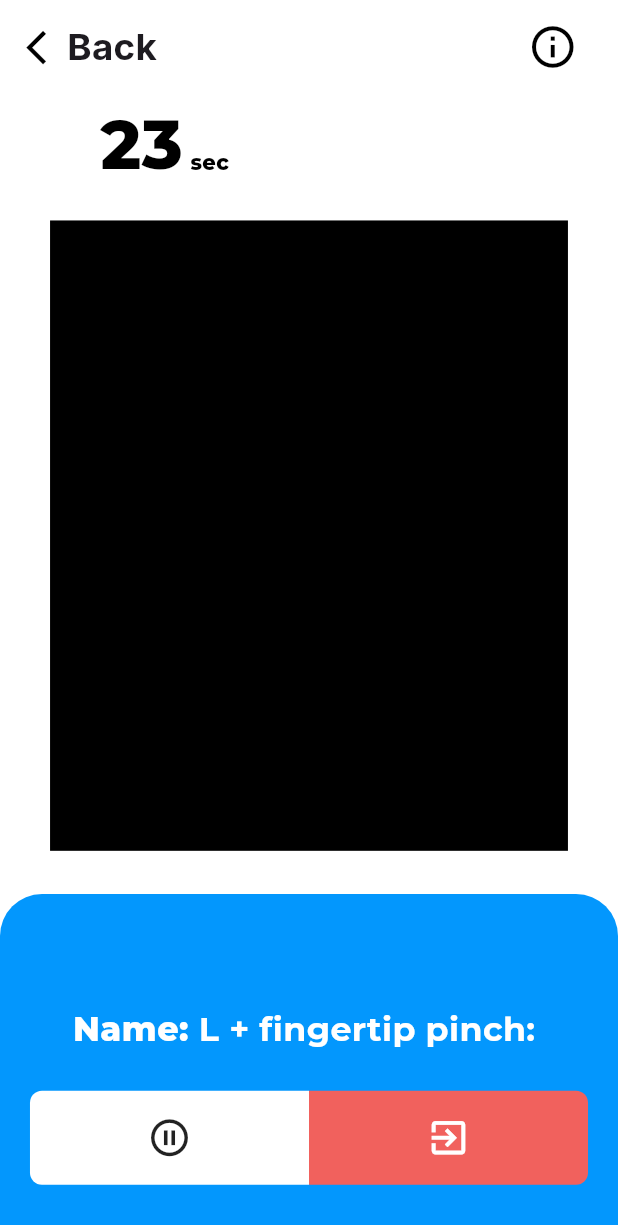
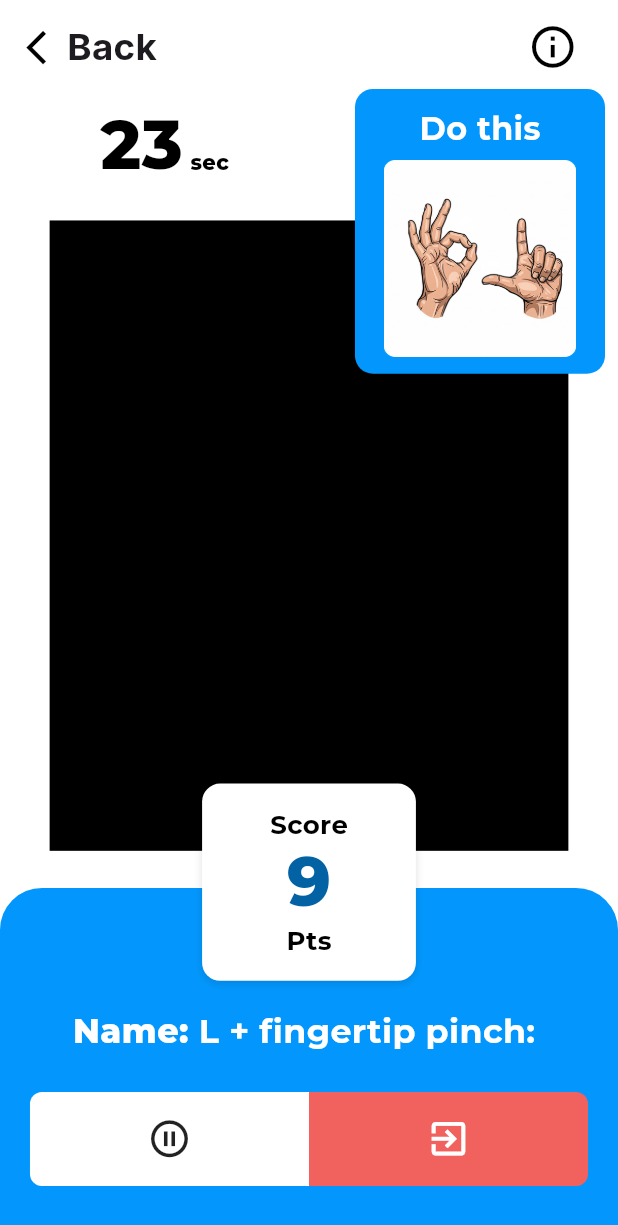
Before and after one commit to pokpong40622/FlexiFlow, a Flutter app: the screen it shows after launch, on a phone screen of 412 x 824 dp. Shown: the top 1225 px of the screen. Run offline on Flutter 3.47's test engine with Material 3 defaults, Android fonts, the phone set to English and light mode, and no system bars; our stand-ins replace carousel_slider, google_fonts.

Commit message:
PerfectMatchPlayingPageUIDone

```diff
--- a/lib/Games/PerfectMatchPlaying.dart
+++ b/lib/Games/PerfectMatchPlaying.dart
@@ -80,11 +80,11 @@ class _PerfectMatchPlayingState extends State<PerfectMatchPlaying> {
                     ),
                     SizedBox(height: screenHeight * 0.022),
                     Container(
-                      width: screenWidth * 0.838,
+                      width: screenWidth * 0.8394,
                       height: screenHeight * 0.51,
                       color: Colors.black,
                     ),
-                    SizedBox(height: screenHeight * 0.035),
+                    SizedBox(height: screenHeight * 0.03),
                   ],
                 ),
               ),
@@ -97,7 +97,7 @@ class _PerfectMatchPlayingState extends State<PerfectMatchPlaying> {
                     children: [
                       Padding(
                         padding: EdgeInsetsGeometry.only(
-                          top: screenHeight * 0.09,
+                          top: screenHeight * 0.096,
                           bottom: screenHeight * 0.0302,
                         ),
                         child: Row(
@@ -135,11 +135,18 @@ class _PerfectMatchPlayingState extends State<PerfectMatchPlaying> {
                               size: screenWidth * 0.072,
                             ),
                             decoration: BoxDecoration(
-                              borderRadius: BorderRadius.only( topLeft: Radius.circular(8), bottomLeft: Radius.circular(8)),
-                              color: Colors.white
+                              borderRadius: BorderRadius.only(
+                                topLeft: Radius.circular(8),
+                                bottomLeft: Radius.circular(8),
+                              ),
+                              color: Colors.white,
                             ),
                           ),
-                          Container(
+                          GestureDetector(
+                            onTap: () {
+                              Navigator.pop(context);
+                            },
+                            child: Container(
                               height: screenHeight * 0.07616,
                               width: screenWidth * 0.4515,
                               child: Icon(
@@ -148,12 +155,16 @@ class _PerfectMatchPlayingState extends State<PerfectMatchPlaying> {
                                 color: Colors.white,
                               ),
                               decoration: BoxDecoration(
-                              borderRadius: BorderRadius.only( topRight: Radius.circular(8), bottomRight: Radius.circular(8)),
-                              color: Color(0xFFF1615D)
+                                borderRadius: BorderRadius.only(
+                                  topRight: Radius.circular(8),
+                                  bottomRight: Radius.circular(8),
                                 ),
-                          )
+                                color: Color(0xFFF1615D),
+                              ),
+                            ),
+                          ),
                         ],
-                      )
+                      ),
                     ],
                   ),
                   decoration: BoxDecoration(
@@ -167,6 +178,99 @@ class _PerfectMatchPlayingState extends State<PerfectMatchPlaying> {
               ),
             ],
           ),
+
+          //Do this Box
+          Positioned(
+            top: screenHeight * 0.072,
+            right: screenWidth * 0.021,
+            child: Container(
+              width: screenWidth * 0.40462,
+              height: screenHeight * 0.23035,
+              padding: EdgeInsets.all(screenWidth * 0.0262),
+              decoration: BoxDecoration(
+                color: Color(0xFF0397FD),
+                borderRadius: BorderRadius.circular(12),
+              ),
+              child: Column(
+                children: [
+                  Text(
+                    'Do this',
+                    style: GoogleFonts.montserrat(
+                      fontWeight: FontWeight.w700,
+                      fontSize: screenWidth * 0.0516,
+                      color: Colors.white,
+                    ),
+                  ),
+                  SizedBox(height: screenHeight * 0.008),
+                  Container(
+                    height: screenHeight * 0.159166,
+                    width: screenWidth * 0.3462,
+                    child: Expanded(
+                      child: Image.asset(
+                        'assets/DoctorGraphicExample1.png'
+                      ),
+                    ),
+                    decoration: BoxDecoration(
+                      color: Colors.transparent,
+                      borderRadius: BorderRadius.circular(8),
+                    ),
+                  ),
+                ],
+              ),
+            ),
+          ),
+          // SCORE box
+          Positioned(
+            top: screenHeight * 0.634,
+            left: (screenWidth * 1 - screenWidth * 0.346) / 2,
+            child: Container(
+              width: screenWidth * 0.346,
+              height: screenHeight * 0.15958,
+              padding: EdgeInsets.symmetric(vertical: screenHeight * 0.009),
+              decoration: BoxDecoration(
+                color: Colors.white,
+                borderRadius: BorderRadius.circular(12),
+                boxShadow: [
+                  BoxShadow(
+                    color: Colors.black12,
+                    blurRadius: 4,
+                    offset: Offset(0, 2),
+                  ),
+                ],
+              ),
+              child: Column(
+                crossAxisAlignment: CrossAxisAlignment.center,
+                mainAxisAlignment: MainAxisAlignment.center,
+                children: [
+                  Text(
+                    'Score',
+                    style: GoogleFonts.montserrat(
+                      fontWeight: FontWeight.w700,
+                      fontSize: screenWidth * 0.042,
+                      color: Colors.black,
+                    ),
+                  ),
+                  Text(
+                    '9',
+                    style: GoogleFonts.montserrat(
+                      fontWeight: FontWeight.w800,
+                      fontSize: screenWidth * 0.11,
+                      color: Color(0xFF0262A4),
+                      height: screenHeight * 0.00138,
+                    ),
+                  ),
+                  Text(
+                    'Pts',
+                    style: GoogleFonts.montserrat(
+                      fontWeight: FontWeight.w700,
+                      fontSize: screenWidth * 0.042,
+                      color: Colors.black,
+                    ),
+                  ),
+                ],
+              ),
+            ),
+          ),
         ],
       ),
     );
```
Also changed, not shown: assets/DoctorExample.png (deleted), assets/DoctorGraphicExample1.png (added). Lines whose indentation alone changed are shown as unchanged.
